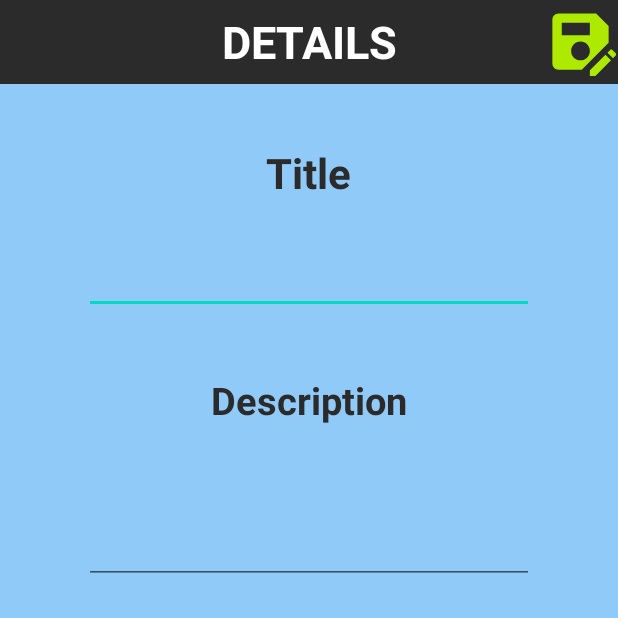
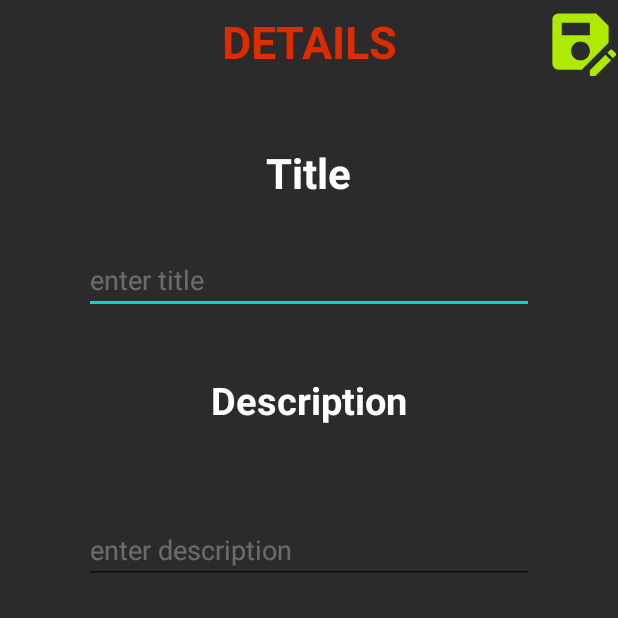
Before and after one commit to souvik757/Reminder, an Android app: the NotesDetails screen opened directly, with no data from a screen before it, on a phone screen of 412 x 824 dp, the top half of it. Run offline under Robolectric (Android 15) with nearby library versions, the phone set to English and light mode, and no system bars.

Commit message:
-10- commit -- push

```diff
--- a/app/src/main/java/com/example/reminder/NotesDetails.java
+++ b/app/src/main/java/com/example/reminder/NotesDetails.java
@@ -8,6 +8,7 @@
 import android.view.View;
 import android.widget.Button;
 import android.widget.EditText;
+import android.widget.Toast;
 
 import com.google.android.material.snackbar.Snackbar;
 
@@ -61,6 +62,8 @@
 
         String title = String.valueOf(_for_TITLE_.getText()) ;
         String description  = String.valueOf(_for_DESCRIPTION_.getText()) ;
+        if(title.isEmpty() || description.isEmpty())
+            Toast.makeText(this, "void entry", Toast.LENGTH_SHORT).show();
 
         if(modelNotes == null){
             int ID = ModelNotes._list_NOTE_.size() ;
--- a/app/src/main/res/layout/activity_notes_details.xml
+++ b/app/src/main/res/layout/activity_notes_details.xml
@@ -5,30 +5,33 @@
     xmlns:tools="http://schemas.android.com/tools"
     android:layout_width="match_parent"
     android:layout_height="match_parent"
-    android:background="#90CAF9"
+    android:background="@color/darkGrey"
     android:orientation="vertical"
     tools:context=".NotesDetails">
+
     <androidx.appcompat.widget.Toolbar
         android:layout_width="match_parent"
         android:layout_height="wrap_content"
         android:background="@color/darkGrey"
         android:minHeight="?actionBarSize"
         android:theme="?actionBarTheme">
+
         <TextView
             android:layout_width="wrap_content"
             android:layout_height="wrap_content"
+            android:layout_gravity="center"
             android:text="DETAILS"
-            android:textColor="@color/white"
+            android:textColor="#DD2C00"
             android:textSize="30sp"
-            android:textStyle="bold"
-            android:layout_gravity="center"/>
+            android:textStyle="bold" />
+
         <androidx.appcompat.widget.AppCompatButton
             android:id="@+id/_save_new_entry_"
             android:layout_width="50dp"
             android:layout_height="50dp"
+            android:layout_gravity="end"
             android:background="@drawable/baseline_save_as_24"
-            android:backgroundTint="#AEEA00"
-            android:layout_gravity="end"/>
+            android:backgroundTint="#AEEA00" />
     </androidx.appcompat.widget.Toolbar>
 
     <TextView
@@ -36,24 +39,26 @@
         android:layout_height="wrap_content"
         android:layout_gravity="center"
         android:text="Title"
-        android:textColor="@color/darkGrey"
+        android:textColor="@color/white"
         android:textSize="28sp"
         android:textStyle="bold"
         android:layout_marginTop="40dp"/>
     <EditText
         android:id="@+id/_edit_title_"
         android:layout_width="300dp"
+        android:hint="enter title"
+        android:textColorHint="#4DFFFFFF"
         android:layout_height="wrap_content"
         android:layout_marginTop="30dp"
         android:layout_gravity="center"
-        android:textColor="@color/darkGrey"
+        android:textColor="#FFD600"
         android:maxLines="1"/>
     <TextView
         android:layout_width="wrap_content"
         android:layout_height="wrap_content"
         android:layout_gravity="center"
         android:text="Description"
-        android:textColor="@color/darkGrey"
+        android:textColor="@color/white"
         android:textSize="25sp"
         android:textStyle="bold"
         android:layout_marginTop="40dp"/>
@@ -61,9 +66,11 @@
         android:id="@+id/_edit_description_"
         android:layout_width="300dp"
         android:layout_height="wrap_content"
+        android:hint="enter description"
+        android:textColorHint="#4DFFFFFF"
         android:layout_marginTop="60dp"
         android:layout_gravity="center"
-        android:textColor="@color/darkGrey"
+        android:textColor="#FFD600"
         android:maxLines="4"/>
     <androidx.appcompat.widget.AppCompatButton
         android:id="@+id/_DEL_"
```
Also changed, not shown: app/src/main/res/layout/activity_main.xml (+43 -13 lines).
